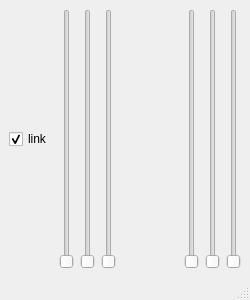
Qt form lights/mainwindow.ui (mattvenn/dmx_lights) before a commit.
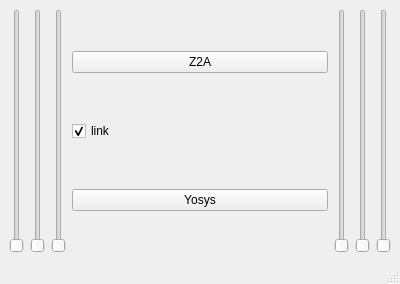
The same form after that commit.

```diff
--- a/lights/mainwindow.ui
+++ b/lights/mainwindow.ui
@@ -6,8 +6,8 @@
    <rect>
     <x>0</x>
     <y>0</y>
-    <width>250</width>
-    <height>300</height>
+    <width>400</width>
+    <height>284</height>
    </rect>
   </property>
   <property name="windowTitle">
@@ -15,16 +15,6 @@
   </property>
   <widget class="QWidget" name="centralwidget">
    <layout class="QHBoxLayout" name="horizontalLayout_3">
-    <item>
-     <widget class="QCheckBox" name="link">
-      <property name="text">
-       <string>link</string>
-      </property>
-      <property name="checked">
-       <bool>true</bool>
-      </property>
-     </widget>
-    </item>
     <item>
      <layout class="QHBoxLayout" name="horizontalLayout">
       <item>
@@ -59,21 +49,39 @@
       </item>
      </layout>
     </item>
+    <item>
+     <layout class="QVBoxLayout" name="verticalLayout">
+      <property name="leftMargin">
+       <number>0</number>
+      </property>
+      <item>
+       <widget class="QPushButton" name="mem_z2a">
+        <property name="text">
+         <string>Z2A</string>
+        </property>
+       </widget>
+      </item>
+      <item>
+       <widget class="QCheckBox" name="link">
+        <property name="text">
+         <string>link</string>
+        </property>
+        <property name="checked">
+         <bool>true</bool>
+        </property>
+       </widget>
+      </item>
+      <item>
+       <widget class="QPushButton" name="mem_yosys">
+        <property name="text">
+         <string>Yosys</string>
+        </property>
+       </widget>
+      </item>
+     </layout>
+    </item>
     <item>
      <layout class="QHBoxLayout" name="horizontalLayout_2">
-      <item>
-       <spacer name="horizontalSpacer">
-        <property name="orientation">
-         <enum>Qt::Horizontal</enum>
-        </property>
-        <property name="sizeHint" stdset="0">
-         <size>
-          <width>40</width>
-          <height>20</height>
-         </size>
-        </property>
-       </spacer>
-      </item>
       <item>
        <widget class="QSlider" name="right_r">
         <property name="maximum">
```
Left out of the diff: 10 changed lines with no effect on the pictures.
